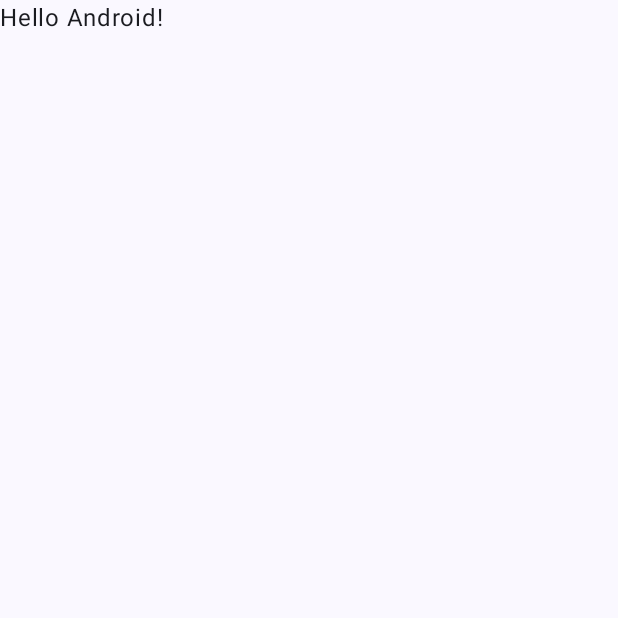
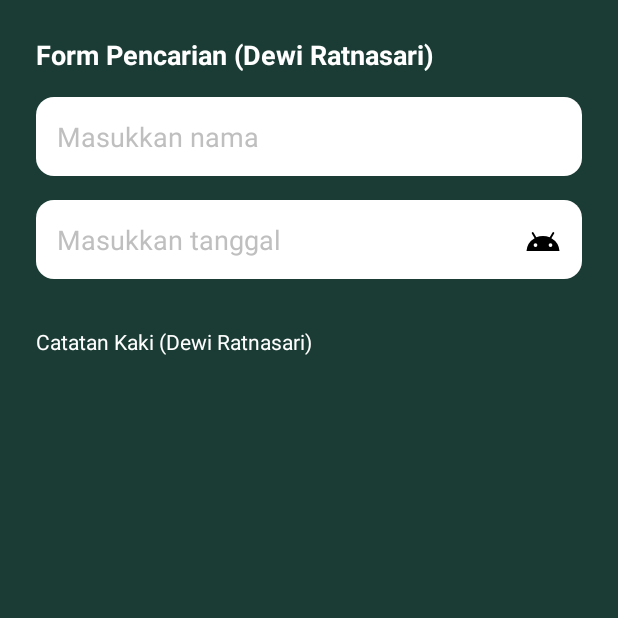
Before and after one commit to antonwahyu/PemogramanGerak, an Android app built with Jetpack Compose: the screen it shows after launch (MainActivity before the commit, Mainsearch2 after it), on a phone screen of 412 x 824 dp, the top half of it. Before the commit the part shown is almost empty. Run offline under Robolectric (Android 15) with nearby library versions, the phone set to English and light mode, and no system bars.

```diff
--- a/app/src/main/java/com/example/utspemogramanbergerak/MainActivity.kt
+++ b/app/src/main/java/com/example/utspemogramanbergerak/MainActivity.kt
@@ -1,47 +1,34 @@
 package com.example.utspemogramanbergerak
 
+import android.content.Intent
 import android.os.Bundle
-import androidx.activity.ComponentActivity
-import androidx.activity.compose.setContent
-import androidx.activity.enableEdgeToEdge
-import androidx.compose.foundation.layout.fillMaxSize
-import androidx.compose.foundation.layout.padding
-import androidx.compose.material3.Scaffold
-import androidx.compose.material3.Text
-import androidx.compose.runtime.Composable
-import androidx.compose.ui.Modifier
-import androidx.compose.ui.tooling.preview.Preview
-import com.example.utspemogramanbergerak.ui.theme.UTSpemogramanBergerakTheme
+import androidx.appcompat.app.AppCompatActivity
+import android.widget.Button
 
-class MainActivity : ComponentActivity() {
+class MainActivity : AppCompatActivity() {
     override fun onCreate(savedInstanceState: Bundle?) {
         super.onCreate(savedInstanceState)
-        enableEdgeToEdge()
-        setContent {
-            UTSpemogramanBergerakTheme {
-                Scaffold(modifier = Modifier.fillMaxSize()) { innerPadding ->
-                    Greeting(
-                        name = "Android",
-                        modifier = Modifier.padding(innerPadding)
-                    )
-                }
-            }
+        setContentView(R.layout.activity_main)
+
+        // Tombol menuju Mainsearch2
+        // Pastikan ID di sini (R.id.btn_mainsearch2) sama dengan ID di activity_main.xml
+        val btnSearch = findViewById<Button>(R.id.btn_mainsearch2)
+        btnSearch.setOnClickListener {
+            startActivity(Intent(this, Mainsearch2::class.java))
+        }
+
+        // Tombol menuju ResultActivity
+        // Pastikan ID di sini (R.id.btn_result) sama dengan ID di activity_main.xml
+        val btnResult = findViewById<Button>(R.id.btn_result)
+        btnResult.setOnClickListener {
+            startActivity(Intent(this, ResultActivity::class.java))
+        }
+
+        // Tombol menuju NotFoundActivity
+        // Pastikan ID di sini (R.id.btn_notfound) sama dengan ID di activity_main.xml
+        val btnNotFound = findViewById<Button>(R.id.btn_notfound)
+        btnNotFound.setOnClickListener {
+            startActivity(Intent(this, NotFoundActivity::class.java))
         }
     }
 }
-
-@Composable
-fun Greeting(name: String, modifier: Modifier = Modifier) {
-    Text(
-        text = "Hello $name!",
-        modifier = modifier
-    )
-}
-
-@Preview(showBackground = true)
-@Composable
-fun GreetingPreview() {
-    UTSpemogramanBergerakTheme {
-        Greeting("Android")
-    }
-}
--- a/app/src/main/res/layout/activity_mainsearch2.xml
+++ b/app/src/main/res/layout/activity_mainsearch2.xml
@@ -1,54 +1,53 @@
 <?xml version="1.0" encoding="utf-8"?>
 <LinearLayout
     xmlns:android="http://schemas.android.com/apk/res/android"
+    xmlns:tools="http://schemas.android.com/tools"
     android:orientation="vertical"
     android:padding="24dp"
     android:background="@color/darkGreen"
     android:layout_width="match_parent"
-    android:layout_height="match_parent">
+    android:layout_height="match_parent"
+    tools:context=".Mainsearch2">
 
     <TextView
-        android:text="@string/pencarian_cepat"
-        android:textColor="@color/white"
-        android:textSize="22sp"
-        android:textStyle="bold"
+        android:id="@+id/tvHeaderTitle"
         android:layout_width="match_parent"
         android:layout_height="wrap_content"
-        android:layout_marginBottom="16dp" />
-
-    <TextView
-        android:text="@string/deskripsi_pencarian"
-        android:textColor="@color/gray"
-        android:layout_width="match_parent"
-        android:layout_height="wrap_content"
-        android:layout_marginBottom="24dp" />
+        android:layout_marginBottom="16dp"  android:text="Form Pencarian (Dewi Ratnasari)"
+        android:textColor="@color/white"   android:textSize="18sp"
+        android:textStyle="bold" />
 
     <EditText
         android:id="@+id/etNama"
+        android:layout_width="match_parent"
+        android:layout_height="wrap_content"
+        android:layout_marginBottom="16dp"
         android:hint="@string/hint_nama"
         android:background="@drawable/input_bg"
         android:padding="14dp"
         android:textColorHint="@color/gray"
-        android:layout_width="match_parent"
-        android:layout_height="wrap_content" />
+        android:inputType="textPersonName"
+        android:autofillHints="personName" />
 
     <EditText
-        android:id="@+id/etTanggal"
-        android:hint="@string/hint_tanggal"
-        android:focusable="false"
-        android:background="@drawable/input_bg"
-        android:drawableEnd="@drawable/ic_calendar"
-        android:padding="14dp"
+        android:id="@+id/edit_text_tanggal_lahir"
+        android:layout_width="match_parent"
+        android:layout_height="wrap_content"
+        android:layout_marginBottom="16dp"
+        android:hint="Masukkan tanggal"
+        android:background="@drawable/input_bg"  android:padding="14dp"                   android:textColorHint="@color/gray"       android:focusable="false"
+        android:clickable="true"
+        android:cursorVisible="false"
+        android:inputType="none"
+
+        android:drawableEnd="@drawable/ic_calendar" />
+
+    <TextView
+        android:id="@+id/tvFooterNote"
+        android:layout_width="match_parent"
+        android:layout_height="wrap_content"
         android:layout_marginTop="16dp"
-        android:layout_width="match_parent"
-        android:layout_height="wrap_content" />
+        android:text="Catatan Kaki (Dewi Ratnasari)"
+        android:textColor="@color/white" />
 
-    <Button
-        android:id="@+id/btnCari"
-        android:text="@string/cari"
-        android:textAllCaps="false"
-        android:layout_marginTop="24dp"
-        android:backgroundTint="@color/neonGreen"
-        android:layout_width="match_parent"
-        android:layout_height="wrap_content"/>
 </LinearLayout>
--- a/app/src/main/res/layout/activity_result.xml
+++ b/app/src/main/res/layout/activity_result.xml
@@ -43,6 +43,12 @@
         android:layout_width="match_parent"
         android:layout_height="wrap_content" />
 
+    <TextView
+        android:id="@+id/textView"
+        android:layout_width="match_parent"
+        android:layout_height="wrap_content"
+        android:text="Dewi Ratnasari" />
+
     <Button
         android:id="@+id/btnCari"
         android:text="Cari"
--- a/app/src/main/res/values/themes.xml
+++ b/app/src/main/res/values/themes.xml
@@ -1,5 +1,10 @@
 <?xml version="1.0" encoding="utf-8"?>
 <resources>
 
-    <style name="Theme.UTSpemogramanBergerak" parent="android:Theme.Material.Light.NoActionBar" />
+    <style name="Theme.UTSpemogramanBergerak" parent="Theme.AppCompat.Light.NoActionBar">
+        parent="Theme.Material3.DayNight.NoActionBar">
+
+        <item name="colorPrimary">@color/purple_500</item>
+        <item name="colorSecondary">@color/purple_700</item>
+    </style>
 </resources>
--- a/gradle/libs.versions.toml
+++ b/gradle/libs.versions.toml
@@ -1,5 +1,5 @@
 [versions]
-agp = "8.13.1"
+agp = "8.13.2"
 kotlin = "2.0.21"
 coreKtx = "1.17.0"
 junit = "4.13.2"
```
Also changed, not shown: app/build.gradle.kts (+26 -16 lines), app/src/main/AndroidManifest.xml (+18 -21 lines), app/src/main/java/com/example/utspemogramanbergerak/Mainsearch2.kt (+38 -0 lines), app/src/main/res/drawable/ic_calendar.xml (+6 -1 lines), app/src/main/res/layout/activity_main.xml (added, +32 -0 lines), app/src/main/res/values/strings.xml (+8 -5 lines).
